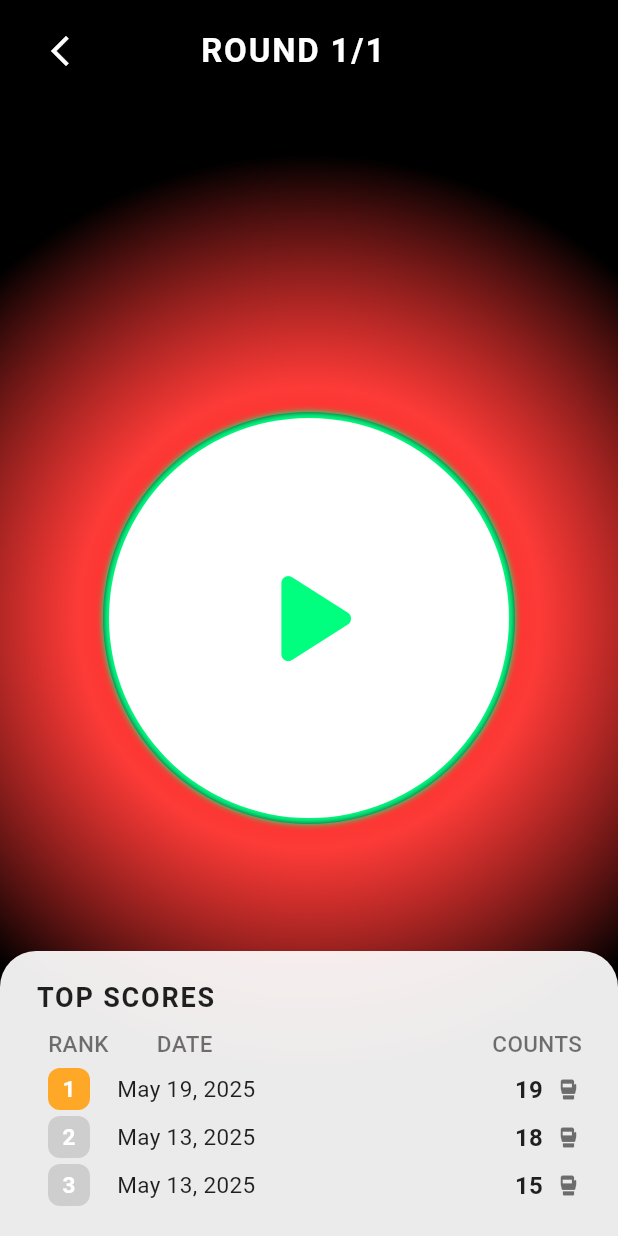
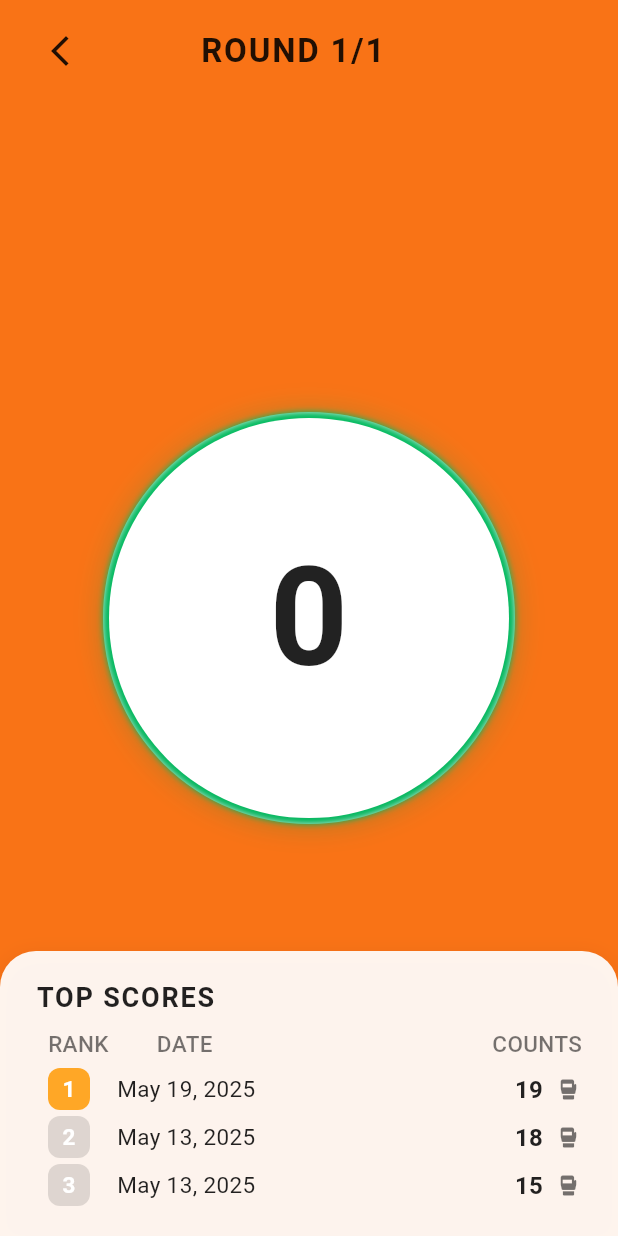
Before and after one commit to WiiMadHIIT/WiiMadHIIT-APP, a Flutter app: the CheckingTrainingPage screen opened by its route, scrolled down 396 dp, after a tap on the "arrow back ios new" icon, on a phone screen of 412 x 824 dp. Run offline on Flutter 3.47's test engine with Material 3 defaults, Android fonts, the phone set to English and light mode, and no system bars; our stand-ins replace dio, flutter_svg, infinite_carousel, smooth_page_indicator, video_player; accounts and stored records are empty; project files that could hold a hidden picture were left out.

Commit message:
fixed: training page

```diff
--- a/lib/presentation/checkin_start_training/checking_training_page.dart
+++ b/lib/presentation/checkin_start_training/checking_training_page.dart
@@ -1,7 +1,6 @@
 import 'package:flutter/material.dart';
 import 'package:flutter/services.dart';
 import 'dart:async';
-import '../../core/theme/app_colors.dart';
 
 class CheckingTrainingPage extends StatefulWidget {
   final String trainingId;
@@ -345,27 +344,17 @@ class _CheckingTrainingPageState extends State<CheckingTrainingPage> with Ticker
   @override
   Widget build(BuildContext context) {
     final double diameter = MediaQuery.of(context).size.width * 2 / 3;
-    final bool isWarning = isCounting && countdown <= 3;
     return Scaffold(
       body: Container(
-        decoration: BoxDecoration(
-          gradient: RadialGradient(
-            center: Alignment.center,
-            radius: 0.75,
-            colors: [
-              AppColors.primary,
-              AppColors.primary.withOpacity(0.8),
-              Colors.black,
-            ],
-            stops: [0.0, 0.5, 1.0],
-          ),
-        ),
+        color: isCounting && countdown <= 3 ? Color(0xFF00FF7F) : Color(0xFFF97316),
         child: PageView.builder(
           controller: pageController,
           physics: const NeverScrollableScrollPhysics(),
           itemCount: totalRounds,
           itemBuilder: (context, index) {
             final bool isWarning = isCounting && countdown <= 3;
+            final Color mainColor = Color(0xFF00BF60); // 进度条主色
+            final Color trackColor = Color(0xFFF3F4F6); // 轨迹淡灰
             return Stack(
               children: [
                 // 顶部返回和大标题
@@ -375,7 +364,7 @@ class _CheckingTrainingPageState extends State<CheckingTrainingPage> with Ticker
                     child: Row(
                       children: [
                         IconButton(
-                          icon: const Icon(Icons.arrow_back_ios_new, color: Colors.white),
+                          icon: const Icon(Icons.arrow_back_ios_new, color: Colors.black87),
                           onPressed: () => Navigator.pop(context),
                         ),
                         const Spacer(),
@@ -384,7 +373,7 @@ class _CheckingTrainingPageState extends State<CheckingTrainingPage> with Ticker
                           style: const TextStyle(
                             fontSize: 22,
                             fontWeight: FontWeight.bold,
-                            color: Colors.white,
+                            color: Colors.black87,
                             letterSpacing: 1.2,
                           ),
                         ),
@@ -405,30 +394,37 @@ class _CheckingTrainingPageState extends State<CheckingTrainingPage> with Ticker
                       child: Stack(
                         alignment: Alignment.center,
                         children: [
+                          // 进度条
                           SizedBox(
                             width: diameter,
                             height: diameter,
                             child: CustomPaint(
                               painter: _CircleProgressPainter(
                                 progress: isCounting ? countdown / (roundDuration * 60) : 1.0,
-                                color: isWarning
-                                    ? const Color(0xFFFF3B30)
-                                    : const Color(0xFF00FF7F), // 荧光绿
-                                trackColor: const Color(0xFF23272F),
+                                color: mainColor,
+                                trackColor: trackColor,
+                                shadow: mainColor.withOpacity(0.18),
                                 strokeWidth: 8,
                               ),
                             ),
                           ),
+                          // 内部白色圆
                           Container(
                             width: diameter - 8,
                             height: diameter - 8,
                             decoration: BoxDecoration(
                               color: Colors.white,
                               shape: BoxShape.circle,
+                              boxShadow: [
+                                BoxShadow(
+                                  color: Colors.black.withOpacity(0.08),
+                                  blurRadius: 18,
+                                  offset: Offset(0, 4),
+                                ),
+                              ],
                             ),
                             child: Center(
-                              child: isStarted && isCounting
-                                  ? AnimatedSwitcher(
+                              child: AnimatedSwitcher(
                                 duration: Duration(milliseconds: 200),
                                 transitionBuilder: (child, anim) => ScaleTransition(scale: anim, child: child),
                                 child: Text(
@@ -437,13 +433,14 @@ class _CheckingTrainingPageState extends State<CheckingTrainingPage> with Ticker
                                   style: TextStyle(
                                     fontSize: diameter / 3,
                                     fontWeight: FontWeight.bold,
-                                          color: isWarning ? const Color(0xFFFF3B30) : Colors.black,
+                                    color: Colors.black87,
+                                    letterSpacing: 1.5,
                                   ),
                                 ),
-                                    )
-                                  : Icon(Icons.play_arrow_rounded, size: diameter / 2.5, color: const Color(0xFF00FF7F)),
                               ),
                             ),
+                          ),
+                          // 倒计时数字
                           if (isStarted && isCounting)
                             Positioned(
                               bottom: diameter / 8,
@@ -455,7 +452,7 @@ class _CheckingTrainingPageState extends State<CheckingTrainingPage> with Ticker
                                 style: TextStyle(
                                   fontSize: diameter / 7,
                                   fontWeight: FontWeight.bold,
-                                  color: isWarning ? const Color(0xFFFF3B30) : const Color(0xFF00FF7F),
+                                  color: Colors.black87,
                                   letterSpacing: 2,
                                 ),
                               ),
@@ -596,11 +593,13 @@ class _CircleProgressPainter extends CustomPainter {
   final double progress;
   final Color color;
   final Color trackColor;
+  final Color shadow;
   final double strokeWidth;
   _CircleProgressPainter({
     required this.progress,
     required this.color,
     required this.trackColor,
+    required this.shadow,
     this.strokeWidth = 8,
   });
 
@@ -617,10 +616,17 @@ class _CircleProgressPainter extends CustomPainter {
       ..style = PaintingStyle.stroke
       ..maskFilter = MaskFilter.blur(BlurStyle.normal, 2)
       ..strokeCap = StrokeCap.round;
+    final Paint glow = Paint()
+      ..color = shadow
+      ..strokeWidth = strokeWidth + 6
+      ..style = PaintingStyle.stroke
+      ..maskFilter = MaskFilter.blur(BlurStyle.normal, 8);
     final center = Offset(size.width / 2, size.height / 2);
     final radius = size.width / 2 - strokeWidth / 2;
     // 轨迹
     canvas.drawCircle(center, radius, track);
+    // glow
+    canvas.drawArc(Rect.fromCircle(center: center, radius: radius), -3.1415926/2, 2 * 3.1415926 * progress, false, glow);
     // 主进度
     canvas.drawArc(Rect.fromCircle(center: center, radius: radius), -3.1415926/2, 2 * 3.1415926 * progress, false, fg);
   }
```
Lines whose indentation alone changed are shown as unchanged.
